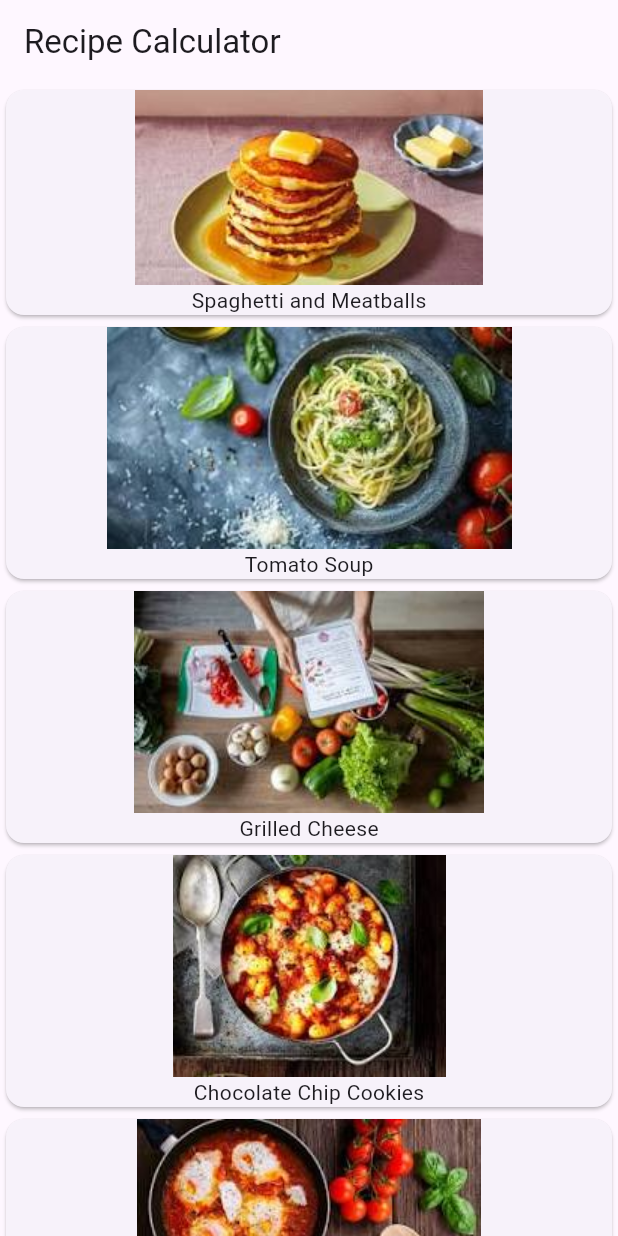
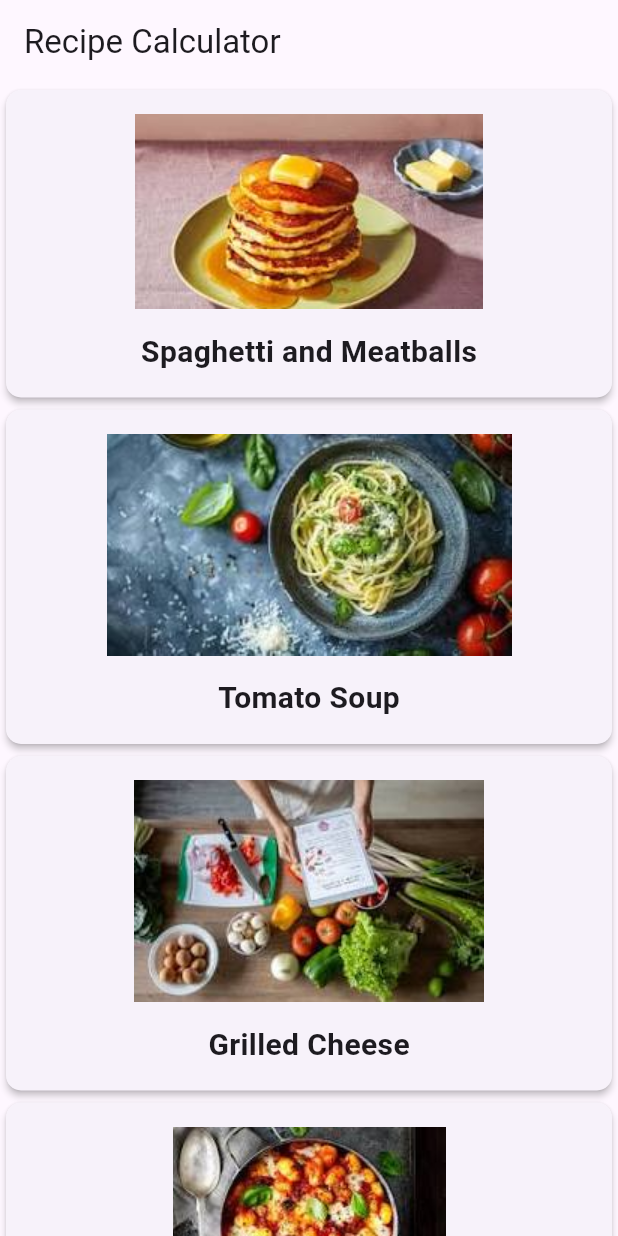
Before and after one commit to MaxiFine/recipe_app, a Flutter app: the screen it shows after launch, on a phone screen of 412 x 824 dp. Run offline on Flutter 3.47's test engine with Material 3 defaults, Android fonts, the phone set to English and light mode, and no system bars; Roboto replaces fonts that are missing (Palatino).

Commit message:
adding styling to the card

```diff
--- a/lib/main.dart
+++ b/lib/main.dart
@@ -12,9 +12,10 @@ class RecipeApp extends StatelessWidget {
     final ThemeData theme = ThemeData();
     return MaterialApp(
       title: 'Recipe Calculator',
+      debugShowCheckedModeBanner: false,
       theme: theme.copyWith(
         colorScheme: theme.colorScheme.copyWith(
-          primary: Colors.green[450],
+          primary: Colors.grey,
           secondary: Colors.black,
           // background: Colors.white,
           // error: Colors.red,
@@ -55,13 +56,27 @@ class _MyHomePageState extends State<MyHomePage> {
 
   Widget buildRecipeCard(Recipe recipe) {
     return Card(
-      child: Column(
-        children: <Widget>[
-          Image(image: AssetImage(recipe.imageUrl)),
-          Text(recipe.label),
-        ],
+      elevation: 2.0,
+      shape: RoundedRectangleBorder(borderRadius: BorderRadius.circular(10.0)),
+      child: Padding(
+        padding: const EdgeInsets.all(16.0),
+        child: Column(
+          children: <Widget>[
+            Image(image: AssetImage(recipe.imageUrl)),
+            const SizedBox(
+              height: 14.0,
+            ),
+            Text(
+              recipe.label,
+              style: const TextStyle(
+                fontSize: 20.0,
+                fontWeight: FontWeight.w700,
+                fontFamily: 'Palatino',
+              ),
+            ),
+          ],
         ),
+      ),
     );
   }
-
 }
```
